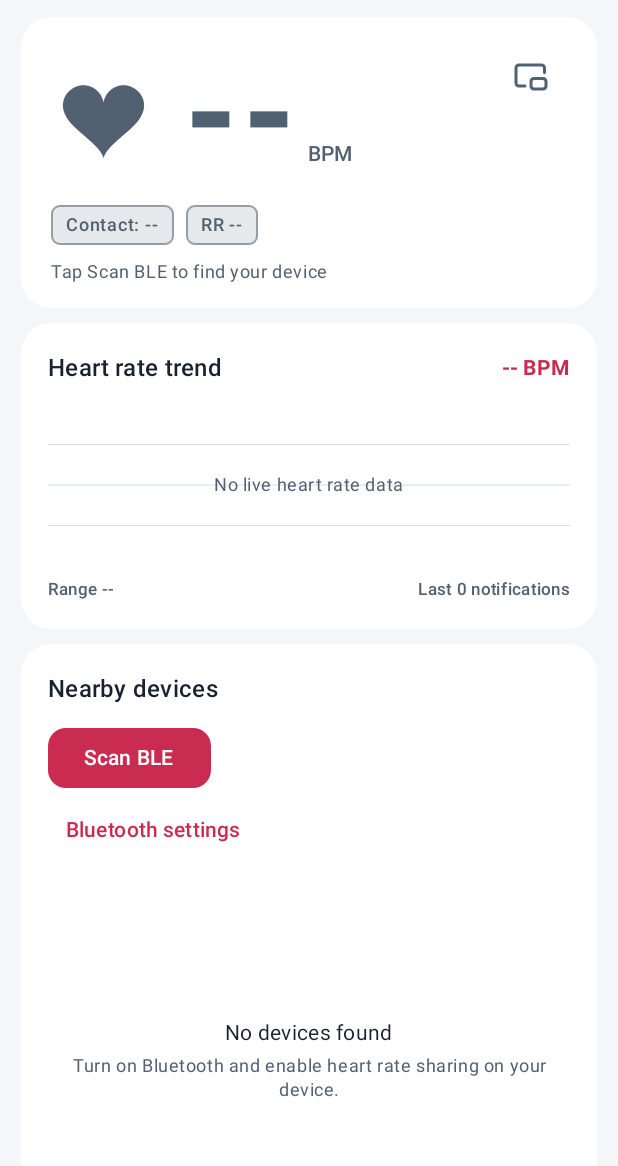
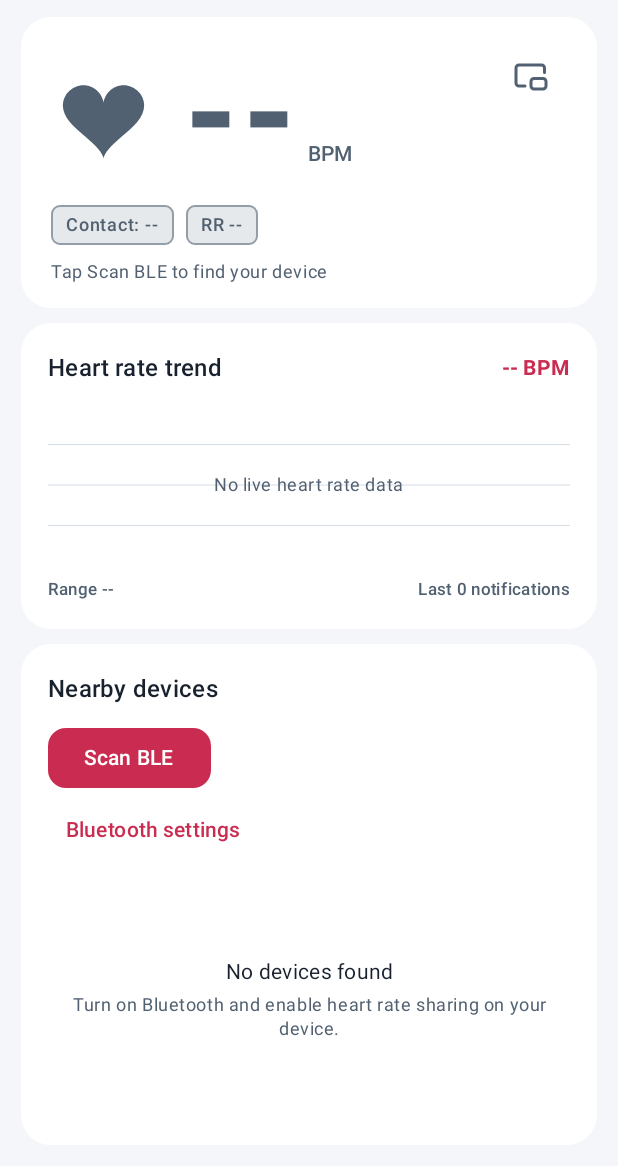
Before and after one commit to frailty9/ble-hr-viewer, an Android app built with Jetpack Compose: the screen it shows after launch (MainActivity), on a phone screen of 412 x 824 dp, the part 70-1236 px from its top. Run offline under Robolectric (Android 15) with nearby library versions, the phone set to English and light mode, and no system bars.

Commit message:
feat: 精简主页并自适应附近设备卡片高度

```diff
--- a/app/src/main/java/com/example/blehr/feature/home/HomeScreen.kt
+++ b/app/src/main/java/com/example/blehr/feature/home/HomeScreen.kt
@@ -20,16 +20,15 @@ import androidx.compose.foundation.rememberScrollState
 import androidx.compose.foundation.verticalScroll
 import androidx.compose.runtime.Composable
 import androidx.compose.ui.Modifier
+import androidx.compose.ui.layout.Layout
 import androidx.compose.ui.platform.testTag
+import androidx.compose.ui.unit.Constraints
 import androidx.compose.ui.unit.dp
 import com.example.blehr.ble.ScannedDevice
 import com.example.blehr.data.heartrate.HeartRateState
 import com.example.blehr.feature.home.components.AppHeader
 import com.example.blehr.feature.home.components.BpmCard
 import com.example.blehr.feature.home.components.DeviceCard
-import com.example.blehr.feature.home.components.ErrorCard
-import com.example.blehr.feature.home.components.HelpCard
-import com.example.blehr.feature.home.components.PacketCard
 import com.example.blehr.feature.home.components.TrendCard
 import com.example.blehr.ui.theme.PageMargin
 
@@ -62,7 +61,11 @@ fun HomeScreen(
         AppHeader(state, onOpenSettings)
         Spacer(Modifier.height(10.dp))
         BoxWithConstraints(Modifier.weight(1f).fillMaxWidth()) {
+            val viewportHeight = constraints.maxHeight
             val landscape = maxWidth > maxHeight
+            val nearbyDevices: @Composable () -> Unit = {
+                DeviceCard(state, onStartScan, onStopScan, onConnect, onDisconnect, onOpenBluetoothSettings)
+            }
             if (landscape) {
                 Row(
                     modifier = Modifier.fillMaxSize(),
@@ -78,46 +81,64 @@ fun HomeScreen(
                         BpmCard(state, overlayVisible, onToggleOverlay)
                         Spacer(Modifier.height(10.dp))
                         TrendCard(state)
-                        Spacer(Modifier.height(10.dp))
-                        PacketCard(state)
                         Spacer(Modifier.height(bottomContentSpace))
                     }
-                    Column(
+                    DeviceFillColumn(
                         modifier = Modifier
                             .weight(1f)
                             .fillMaxHeight()
                             .testTag("home_right_scroll")
                             .verticalScroll(landscapeRightScroll),
-                    ) {
-                        DeviceCard(state, onStartScan, onStopScan, onConnect, onDisconnect, onOpenBluetoothSettings)
-                        Spacer(Modifier.height(10.dp))
-                        ErrorCard(state)
-                        Spacer(Modifier.height(10.dp))
-                        HelpCard()
-                        Spacer(Modifier.height(bottomContentSpace))
-                    }
+                        viewportHeight = viewportHeight,
+                        bottomSpace = { Spacer(Modifier.height(bottomContentSpace)) },
+                        devices = nearbyDevices,
+                    )
                 }
             } else {
-                Column(
+                DeviceFillColumn(
                     modifier = Modifier
                         .fillMaxSize()
                         .testTag("home_scroll")
                         .verticalScroll(portraitScroll),
-                ) {
-                    BpmCard(state, overlayVisible, onToggleOverlay)
-                    Spacer(Modifier.height(10.dp))
-                    TrendCard(state)
-                    Spacer(Modifier.height(10.dp))
-                    DeviceCard(state, onStartScan, onStopScan, onConnect, onDisconnect, onOpenBluetoothSettings)
-                    Spacer(Modifier.height(10.dp))
-                    ErrorCard(state)
-                    Spacer(Modifier.height(10.dp))
-                    PacketCard(state)
-                    Spacer(Modifier.height(10.dp))
-                    HelpCard()
-                    Spacer(Modifier.height(bottomContentSpace))
-                }
+                    viewportHeight = viewportHeight,
+                    top = {
+                        BpmCard(state, overlayVisible, onToggleOverlay)
+                        Spacer(Modifier.height(10.dp))
+                        TrendCard(state)
+                        Spacer(Modifier.height(10.dp))
+                    },
+                    bottomSpace = { Spacer(Modifier.height(bottomContentSpace)) },
+                    devices = nearbyDevices,
+                )
             }
         }
     }
 }
+
+@Composable
+private fun DeviceFillColumn(
+    modifier: Modifier,
+    viewportHeight: Int,
+    top: @Composable () -> Unit = {},
+    bottomSpace: @Composable () -> Unit,
+    devices: @Composable () -> Unit,
+) {
+    Layout(modifier = modifier, content = {
+        Column(content = { top() })
+        devices()
+        bottomSpace()
+    }) { (topContent, deviceCard, bottom), constraints ->
+        // Measure the other cards first; the device card can grow beyond the viewport for long lists.
+        val childConstraints = constraints.copy(minHeight = 0, maxHeight = Constraints.Infinity)
+        val topPlaceable = topContent.measure(childConstraints)
+        val bottomPlaceable = bottom.measure(childConstraints)
+        val remaining = (viewportHeight - topPlaceable.height - bottomPlaceable.height).coerceAtLeast(0)
+        val devicesPlaceable = deviceCard.measure(childConstraints.copy(minHeight = remaining))
+        val bottomY = topPlaceable.height + devicesPlaceable.height
+        layout(constraints.maxWidth, bottomY + bottomPlaceable.height) {
+            topPlaceable.placeRelative(0, 0)
+            devicesPlaceable.placeRelative(0, topPlaceable.height)
+            bottomPlaceable.placeRelative(0, bottomY)
+        }
+    }
+}
--- a/app/src/main/java/com/example/blehr/feature/home/components/DeviceCard.kt
+++ b/app/src/main/java/com/example/blehr/feature/home/components/DeviceCard.kt
@@ -2,18 +2,13 @@ package com.example.blehr.feature.home.components
 
 import androidx.compose.foundation.BorderStroke
 import androidx.compose.foundation.layout.Arrangement
-import androidx.compose.foundation.layout.Box
 import androidx.compose.foundation.layout.Column
 import androidx.compose.foundation.layout.Row
 import androidx.compose.foundation.layout.Spacer
 import androidx.compose.foundation.layout.fillMaxWidth
 import androidx.compose.foundation.layout.height
 import androidx.compose.foundation.layout.padding
-import androidx.compose.foundation.lazy.LazyColumn
-import androidx.compose.foundation.lazy.items
 import androidx.compose.material3.Button
-import androidx.compose.material3.Card
-import androidx.compose.material3.CardDefaults
 import androidx.compose.material3.LinearProgressIndicator
 import androidx.compose.material3.MaterialTheme
 import androidx.compose.material3.OutlinedButton
@@ -21,8 +16,10 @@ import androidx.compose.material3.Surface
 import androidx.compose.material3.Text
 import androidx.compose.material3.TextButton
 import androidx.compose.runtime.Composable
+import androidx.compose.runtime.key
 import androidx.compose.ui.Alignment
 import androidx.compose.ui.Modifier
+import androidx.compose.ui.platform.testTag
 import androidx.compose.ui.res.stringResource
 import androidx.compose.ui.text.font.FontFamily
 import androidx.compose.ui.text.font.FontWeight
@@ -52,10 +49,10 @@ internal fun DeviceCard(
     onDisconnect: () -> Unit,
     openBluetoothSettings: () -> Unit,
 ) {
-    Card(
-        modifier = Modifier.fillMaxWidth(),
+    Surface(
+        modifier = Modifier.fillMaxWidth().testTag("nearby_devices_card"),
         shape = LocalAppShapes.current.card,
-        colors = CardDefaults.cardColors(containerColor = MaterialTheme.colorScheme.surface),
+        color = MaterialTheme.colorScheme.surface,
     ) {
         Column(Modifier.padding(18.dp)) {
             Row(verticalAlignment = Alignment.CenterVertically) {
@@ -105,20 +102,17 @@ internal fun DeviceCard(
                 )
             }
             Spacer(Modifier.height(10.dp))
-            Box(
-                modifier = Modifier
-                    .fillMaxWidth()
-                    .height(238.dp),
-            ) {
             if (state.devices.isEmpty()) {
+                Spacer(Modifier.weight(1f))
                 Column(
-                        modifier = Modifier.align(Alignment.Center),
+                    modifier = Modifier.fillMaxWidth().padding(vertical = 24.dp),
                     horizontalAlignment = Alignment.CenterHorizontally,
                 ) {
                     Text(
                         text = if (state.scanning) stringResource(R.string.searching) else stringResource(R.string.no_devices),
                         style = MaterialTheme.typography.bodyMedium,
                         color = Ink,
+                        textAlign = TextAlign.Center,
                     )
                     Spacer(Modifier.height(4.dp))
                     Text(
@@ -128,9 +122,11 @@ internal fun DeviceCard(
                         textAlign = TextAlign.Center,
                     )
                 }
+                Spacer(Modifier.weight(1f))
             } else {
-                    LazyColumn(verticalArrangement = Arrangement.spacedBy(6.dp)) {
-                        items(state.devices, key = { it.address }) { device ->
+                Column(verticalArrangement = Arrangement.spacedBy(6.dp)) {
+                    for (device in state.devices) {
+                        key(device.address) {
                             DeviceRow(
                                 device = device,
                                 selected = state.connection == ConnectionPhase.CONNECTED &&
--- a/app/src/main/java/com/example/blehr/feature/settings/SettingsRoute.kt
+++ b/app/src/main/java/com/example/blehr/feature/settings/SettingsRoute.kt
@@ -2,10 +2,12 @@ package com.example.blehr.feature.settings
 
 import androidx.compose.runtime.Composable
 import androidx.compose.runtime.getValue
+import androidx.compose.runtime.remember
 import androidx.compose.ui.platform.LocalConfiguration
 import androidx.compose.ui.platform.LocalContext
 import androidx.lifecycle.compose.collectAsStateWithLifecycle
 import androidx.lifecycle.viewmodel.compose.viewModel
+import com.example.blehr.data.heartrate.HeartRateRepository
 import com.example.blehr.data.settings.AppLanguage
 import com.example.blehr.data.settings.LanguageSettings
 
@@ -19,10 +21,13 @@ fun SettingsRoute(
     val theme by viewModel.theme.collectAsStateWithLifecycle()
     val heartRateTimeoutSeconds by viewModel.heartRateTimeoutSeconds.collectAsStateWithLifecycle()
     val context = LocalContext.current
+    val heartRateRepository = remember(context.applicationContext) { HeartRateRepository.get(context) }
+    val heartRateState by heartRateRepository.ui.collectAsStateWithLifecycle()
     // Read configuration so a framework app-locale change refreshes the selected segment too.
     LocalConfiguration.current
     SettingsScreen(
         language = LanguageSettings.selected(context),
+        heartRateState = heartRateState,
         appearance = appearance,
         theme = theme,
         onThemeSelected = viewModel::setTheme,
--- a/app/src/main/java/com/example/blehr/feature/home/components/DiagnosticsCards.kt
+++ b/app/src/main/java/com/example/blehr/feature/settings/components/DiagnosticsCards.kt
@@ -1,4 +1,4 @@
-package com.example.blehr.feature.home.components
+package com.example.blehr.feature.settings.components
 
 import androidx.compose.foundation.layout.Column
 import androidx.compose.foundation.layout.Row
--- a/app/src/main/java/com/example/blehr/feature/home/components/HelpCard.kt
+++ b/app/src/main/java/com/example/blehr/feature/settings/components/HelpCard.kt
@@ -1,4 +1,4 @@
-package com.example.blehr.feature.home.components
+package com.example.blehr.feature.settings.components
 
 import androidx.compose.foundation.layout.Column
 import androidx.compose.foundation.layout.Spacer
```
Also changed, not shown: app/src/main/java/com/example/blehr/feature/settings/SettingsScreen.kt (+8 -0 lines), 2 other files. Lines whose indentation alone changed are shown as unchanged.
